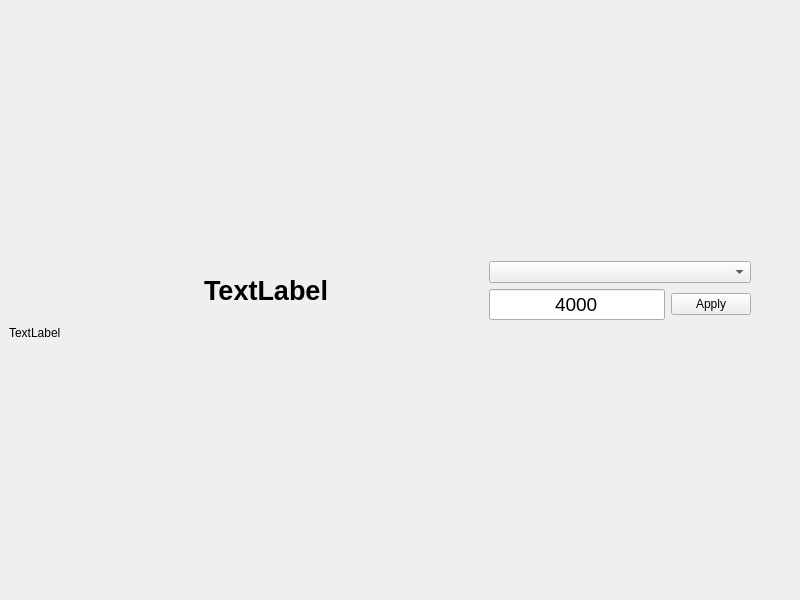
Qt form interface/mainwindow.ui (NoneType4Name/ADC_Photoresistor) before a commit.
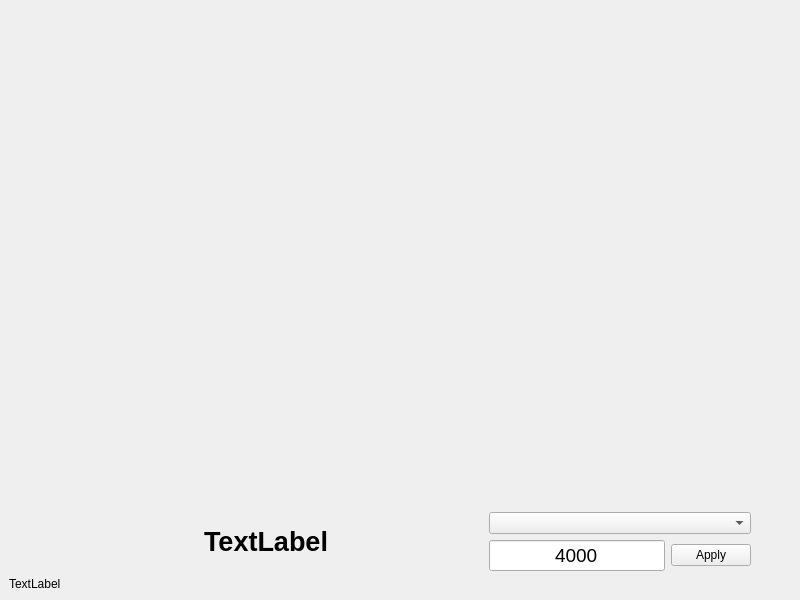
The same form after that commit.

Diff of the .ui file:
```diff
--- a/interface/mainwindow.ui
+++ b/interface/mainwindow.ui
@@ -161,19 +161,6 @@
         </property>
        </widget>
       </item>
-      <item>
-       <spacer name="verticalSpacer_2">
-        <property name="orientation">
-         <enum>Qt::Orientation::Vertical</enum>
-        </property>
-        <property name="sizeHint" stdset="0">
-         <size>
-          <width>20</width>
-          <height>40</height>
-         </size>
-        </property>
-       </spacer>
-      </item>
      </layout>
     </item>
    </layout>
```
